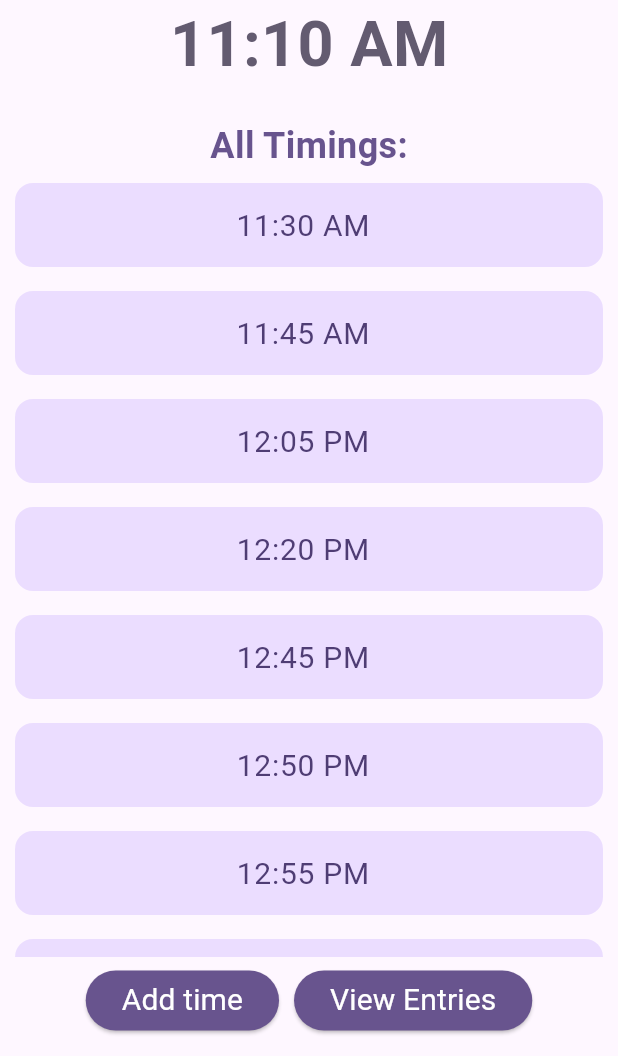
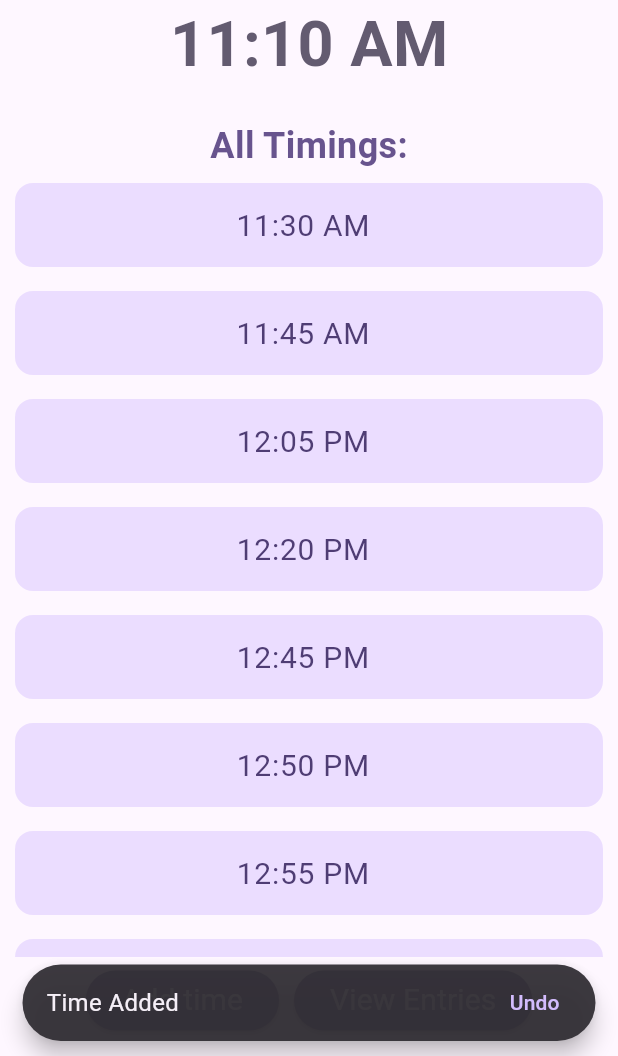
Before and after one commit to Sourish-Kanna/Next-Bus, a Flutter app: the screen it shows after launch, scrolled down 576 dp, after a tap on "Add time", on a phone screen of 412 x 824 dp, the part 180-1236 px from its top. Run offline on Flutter 3.47's test engine with Material 3 defaults, Android fonts, the phone set to English and light mode, and no system bars; drawn by our look-alikes of dynamic_color, flutter_slidable; our stand-ins replace firebase_core; accounts and stored records are empty.

Commit message:
Added Snackbars

```diff
--- a/lib/build_ui.dart
+++ b/lib/build_ui.dart
@@ -3,6 +3,31 @@ import 'package:flutter_slidable/flutter_slidable.dart';
 import 'package:intl/intl.dart';
 import 'package:nextbus/bus_timing_provider.dart';
 import 'package:provider/provider.dart';
+
+SnackBar addSnackBar(BuildContext context, String text, ) {
+  DateTime now = DateTime.now();
+  return SnackBar(
+    backgroundColor: Theme.of(context).colorScheme.
+    inverseSurface.withOpacity(0.95),
+    behavior: SnackBarBehavior.floating,
+    content: Text(text,
+      style: TextStyle(
+        fontSize: 16,
+        color: Theme.of(context).colorScheme.onInverseSurface,
+      ),
+    ),
+    shape: RoundedRectangleBorder(
+      borderRadius: BorderRadius.circular(30.0),
+    ),
+    action: text=="Time Added" ? SnackBarAction(
+      label: "Undo",
+      onPressed: () {
+        Provider.of<BusTimingList>(context, listen: false).undoAddBusTiming(now);
+      },
+    ) : null ,
+    duration: Duration(seconds: 3),
+  );
+}
 
 
 class NextTime extends StatelessWidget {
@@ -173,6 +198,9 @@ class AddTime extends StatelessWidget {
       ),
       onPressed: () {
         Provider.of<BusTimingList>(context, listen: false).addBusTiming();
+        ScaffoldMessenger.of(context).showSnackBar(
+          addSnackBar(context, "Time Added"),
+        );
       },
       child: const Text(
         "Add time",
--- a/lib/bus_timing_provider.dart
+++ b/lib/bus_timing_provider.dart
@@ -57,6 +57,15 @@ class BusTimingList with ChangeNotifier {
     notifyListeners();
   }
 
+  void undoAddBusTiming(DateTime now) {
+    String formattedTime = DateFormat('h:mm a').format(now);
+    DateTime time = DateFormat('h:mm a').parse(formattedTime);
+    int index = _busTimings.indexOf(time);
+    _busTimings.removeAt(index);
+    _busTimings.sort();
+    notifyListeners();
+  }
+
   void deleteBusTiming(int index) {
     _busTimings.removeAt(index);
     _busTimings.sort();
```
